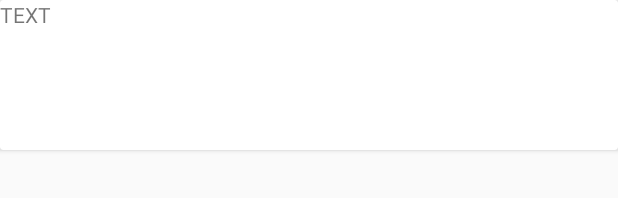
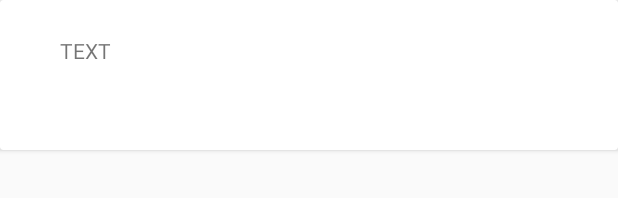
Before and after one commit to rjoshuva/FlashCardsApp, an Android app: the layout deck_list_item.xml on its own in the app's theme, with its tools: preview values and no code run, on a phone screen of 412 x 824 dp. Shown: the top 198 px of the screen. Run offline under Robolectric (Android 15) with nearby library versions, the phone set to English and light mode, and no system bars.

Commit message:
Minor bugs

```diff
--- a/app/src/main/res/layout/activity_add_edit_card.xml
+++ b/app/src/main/res/layout/activity_add_edit_card.xml
@@ -43,7 +43,7 @@
         android:layout_height="wrap_content"
         android:layout_marginStart="8dp"
         android:layout_marginTop="8dp"
-        android:text="Back"
+        android:text="Front"
         android:textSize="10sp"
         app:layout_constraintStart_toStartOf="@+id/etFront"
         app:layout_constraintTop_toTopOf="@+id/etFront" />
@@ -54,7 +54,7 @@
         android:layout_height="wrap_content"
         android:layout_marginStart="8dp"
         android:layout_marginTop="8dp"
-        android:text="Front"
+        android:text="Back"
         android:textSize="10sp"
         app:layout_constraintStart_toStartOf="@+id/etBack"
         app:layout_constraintTop_toTopOf="@+id/etBack" />
--- a/app/src/main/res/layout/card_list_item.xml
+++ b/app/src/main/res/layout/card_list_item.xml
@@ -41,6 +41,7 @@
                     android:layout_below="@+id/card_front"
                     android:layout_centerInParent="true"
                     android:layout_centerHorizontal="true"
+                    android:textSize="20sp"
                     app:layout_constraintBottom_toBottomOf="parent"
                     app:layout_constraintEnd_toEndOf="parent"
                     app:layout_constraintStart_toStartOf="parent"
--- a/app/src/main/res/layout/deck_list_item.xml
+++ b/app/src/main/res/layout/deck_list_item.xml
@@ -1,9 +1,10 @@
 <androidx.cardview.widget.CardView xmlns:app="http://schemas.android.com/apk/res-auto"
+    xmlns:tools="http://schemas.android.com/tools"
     android:layout_width="match_parent"
     android:layout_height="100dp"
     android:id="@+id/cv"
     xmlns:android="http://schemas.android.com/apk/res/android"
-    android:layout_marginBottom="16dp">
+    android:layout_marginBottom="8dp">
 
 <androidx.constraintlayout.widget.ConstraintLayout
     android:layout_width="match_parent"
@@ -12,13 +13,17 @@
 
     <TextView
         android:id="@+id/tvDeck"
-        android:layout_width="match_parent"
+        android:layout_width="355dp"
         android:layout_height="100dp"
+        android:layout_marginStart="32dp"
+        android:layout_marginTop="24dp"
         android:text="TEXT"
         app:layout_constraintBottom_toBottomOf="parent"
         app:layout_constraintEnd_toEndOf="parent"
+        app:layout_constraintHorizontal_bias="0.333"
         app:layout_constraintStart_toStartOf="parent"
-        app:layout_constraintTop_toTopOf="parent" />
+        app:layout_constraintTop_toTopOf="parent"
+        app:layout_constraintVertical_bias="0.0" />
 
 </androidx.constraintlayout.widget.ConstraintLayout>
 
--- a/app/src/main/res/values/strings.xml
+++ b/app/src/main/res/values/strings.xml
@@ -1,3 +1,3 @@
 <resources>
-    <string name="app_name">FlashCardsApp</string>
+    <string name="app_name">SimpleStudy</string>
 </resources>
```
